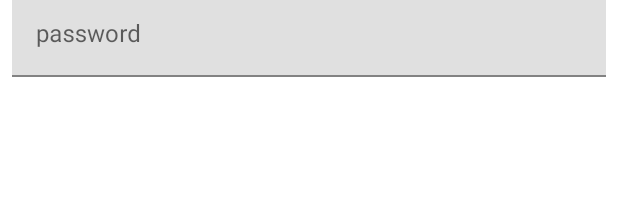
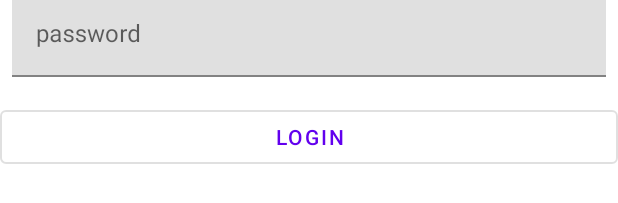
Before and after one commit to fliker2309/easyCodeAndroid, an Android app: the layout activity_main.xml on its own in the app's theme, with its tools: preview values and no code run, on a phone screen of 412 x 824 dp. Shown: the part 403-606 px from the top of the screen. Run offline under Robolectric (Android 15) with nearby library versions, the phone set to English and light mode, and no system bars.

Commit message:
work with button

```diff
--- a/app/src/main/AndroidManifest.xml
+++ b/app/src/main/AndroidManifest.xml
@@ -15,6 +15,7 @@
         android:theme="@style/Theme.Emptyproject"
         tools:targetApi="31">
         <activity
+            android:windowSoftInputMode="adjustResize"
             android:name=".MainActivity"
             android:exported="true">
             <intent-filter>
--- a/app/src/main/res/layout/activity_main.xml
+++ b/app/src/main/res/layout/activity_main.xml
@@ -54,4 +54,16 @@
 
     </com.google.android.material.textfield.TextInputLayout>
 
+    <Button
+        android:layout_width="match_parent"
+        style="@style/Widget.MaterialComponents.Button.OutlinedButton"
+        android:id="@+id/loginButton"
+        android:text="@string/login"
+        android:layout_marginTop="16dp"
+        android:layout_height="wrap_content"
+        app:layout_constraintStart_toStartOf="@id/textInputPasswordLayout"
+        app:layout_constraintEnd_toEndOf="@id/textInputPasswordLayout"
+        app:layout_constraintTop_toBottomOf="@id/textInputPasswordLayout"
+        />
+
 </androidx.constraintlayout.widget.ConstraintLayout>
```
Also changed, not shown: app/src/main/java/com/example/emptyproject/MainActivity.kt (+32 -10 lines).
